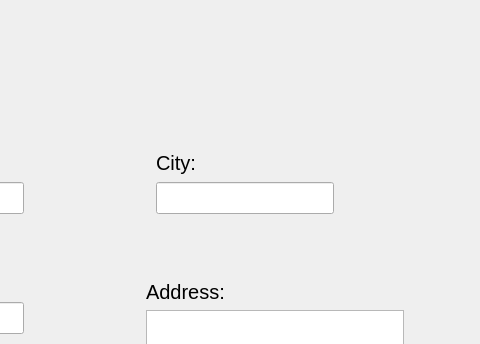
Old version of the form source/sign_up_page.ui in the repository NimaMousavian/FBT-Market-Management-Application; both pictures show x 214 to 694 and y 0 to 344 of the 1000 by 725 pixel window.
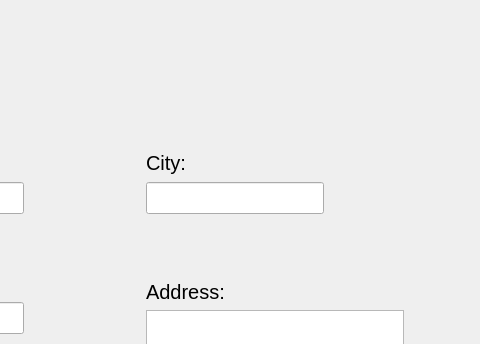
New version of the form.

Commit message: stylesheets completed

Patch:
```diff
--- a/source/sign_up_page.ui
+++ b/source/sign_up_page.ui
@@ -55,7 +55,7 @@
     <string>Sign Up</string>
    </property>
   </widget>
-  <widget class="QWidget" name="">
+  <widget class="QWidget" name="layoutWidget">
    <property name="geometry">
     <rect>
      <x>60</x>
@@ -88,7 +88,7 @@
     </item>
    </layout>
   </widget>
-  <widget class="QWidget" name="">
+  <widget class="QWidget" name="layoutWidget">
    <property name="geometry">
     <rect>
      <x>60</x>
@@ -127,10 +127,10 @@
     </item>
    </layout>
   </widget>
-  <widget class="QWidget" name="">
+  <widget class="QWidget" name="layoutWidget">
    <property name="geometry">
     <rect>
-     <x>370</x>
+     <x>360</x>
      <y>150</y>
      <width>178</width>
      <height>64</height>
@@ -160,7 +160,7 @@
     </item>
    </layout>
   </widget>
-  <widget class="QWidget" name="">
+  <widget class="QWidget" name="layoutWidget">
    <property name="geometry">
     <rect>
      <x>730</x>
@@ -193,7 +193,7 @@
     </item>
    </layout>
   </widget>
-  <widget class="QWidget" name="">
+  <widget class="QWidget" name="layoutWidget">
    <property name="geometry">
     <rect>
      <x>730</x>
@@ -226,7 +226,7 @@
     </item>
    </layout>
   </widget>
-  <widget class="QWidget" name="">
+  <widget class="QWidget" name="layoutWidget">
    <property name="geometry">
     <rect>
      <x>360</x>
@@ -259,7 +259,7 @@
     </item>
    </layout>
   </widget>
-  <widget class="QWidget" name="">
+  <widget class="QWidget" name="layoutWidget">
    <property name="geometry">
     <rect>
      <x>730</x>
@@ -292,7 +292,7 @@
     </item>
    </layout>
   </widget>
-  <widget class="QWidget" name="">
+  <widget class="QWidget" name="layoutWidget">
    <property name="geometry">
     <rect>
      <x>360</x>
@@ -325,7 +325,7 @@
     </item>
    </layout>
   </widget>
-  <widget class="QWidget" name="">
+  <widget class="QWidget" name="layoutWidget">
    <property name="geometry">
     <rect>
      <x>60</x>
@@ -362,7 +362,7 @@
     </item>
    </layout>
   </widget>
-  <widget class="QWidget" name="">
+  <widget class="QWidget" name="layoutWidget">
    <property name="geometry">
     <rect>
      <x>60</x>
```
Left out of the diff: 3 changed lines with no effect on the pictures. The commit also changes 2 other files.
